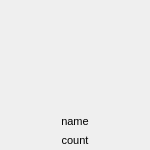
First picture: the form in PurchaseWindow/goodsshowitem.ui, repository Demchuk12/PurchaseWindow, before the edit.
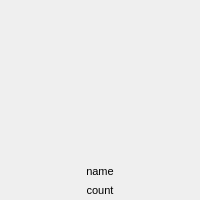
Second picture: the form after the edit.

```diff
--- a/PurchaseWindow/goodsshowitem.ui
+++ b/PurchaseWindow/goodsshowitem.ui
@@ -6,8 +6,8 @@
    <rect>
     <x>0</x>
     <y>0</y>
-    <width>150</width>
-    <height>150</height>
+    <width>200</width>
+    <height>200</height>
    </rect>
   </property>
   <property name="sizePolicy">
@@ -18,14 +18,14 @@
   </property>
   <property name="minimumSize">
    <size>
-    <width>150</width>
-    <height>150</height>
+    <width>200</width>
+    <height>200</height>
    </size>
   </property>
   <property name="maximumSize">
    <size>
-    <width>150</width>
-    <height>180</height>
+    <width>200</width>
+    <height>200</height>
    </size>
   </property>
   <property name="windowTitle">
```
